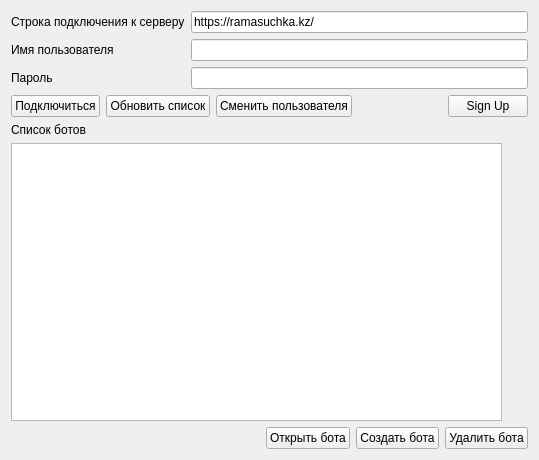
Before: the Qt Designer form desktop_constructor_app/constructor_app/widgets/login_form.ui in cuttlesystems/simplegram, drawn with Qt 5.
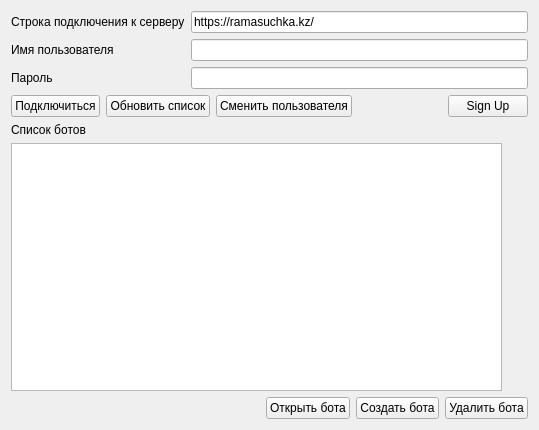
After: the same form once the commit is applied.

Diff of the .ui file:
```diff
--- a/desktop_constructor_app/constructor_app/widgets/login_form.ui
+++ b/desktop_constructor_app/constructor_app/widgets/login_form.ui
@@ -7,7 +7,7 @@
     <x>0</x>
     <y>0</y>
     <width>539</width>
-    <height>460</height>
+    <height>430</height>
    </rect>
   </property>
   <property name="mouseTracking">
```
